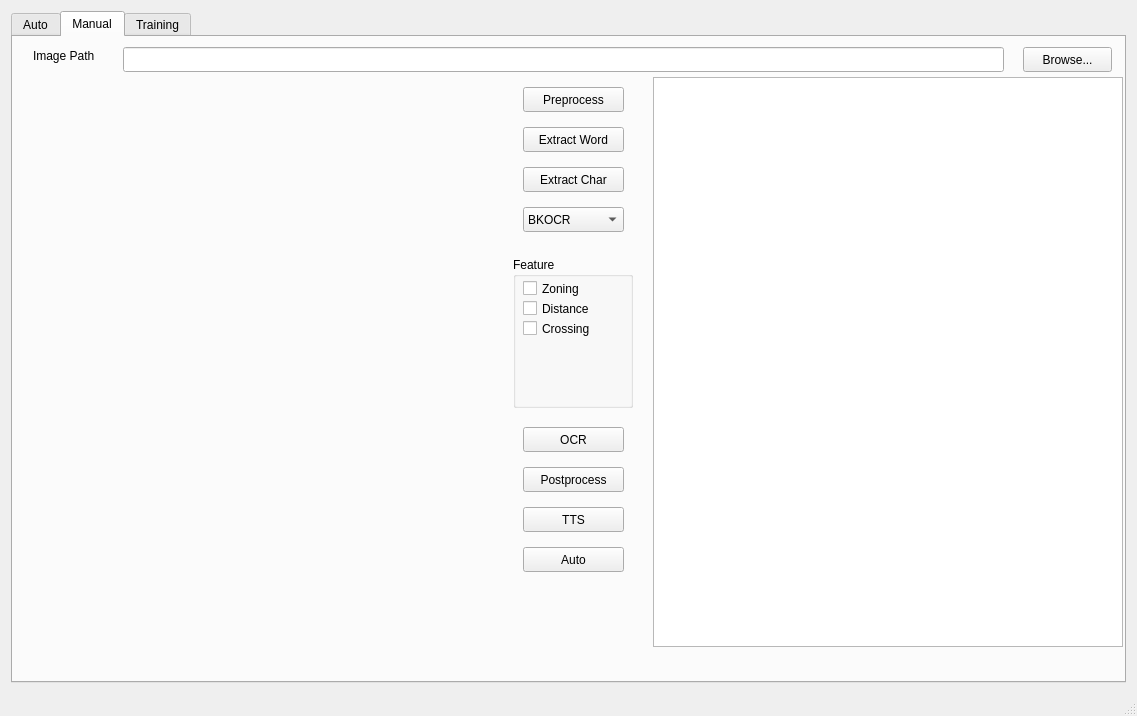
This is VieOCR_Basic_GUI/VieOCR_Basic_GUI/mainwindow.ui in hakuo/mythesis17 as Qt 5 draws it before an edit. The edited form follows.
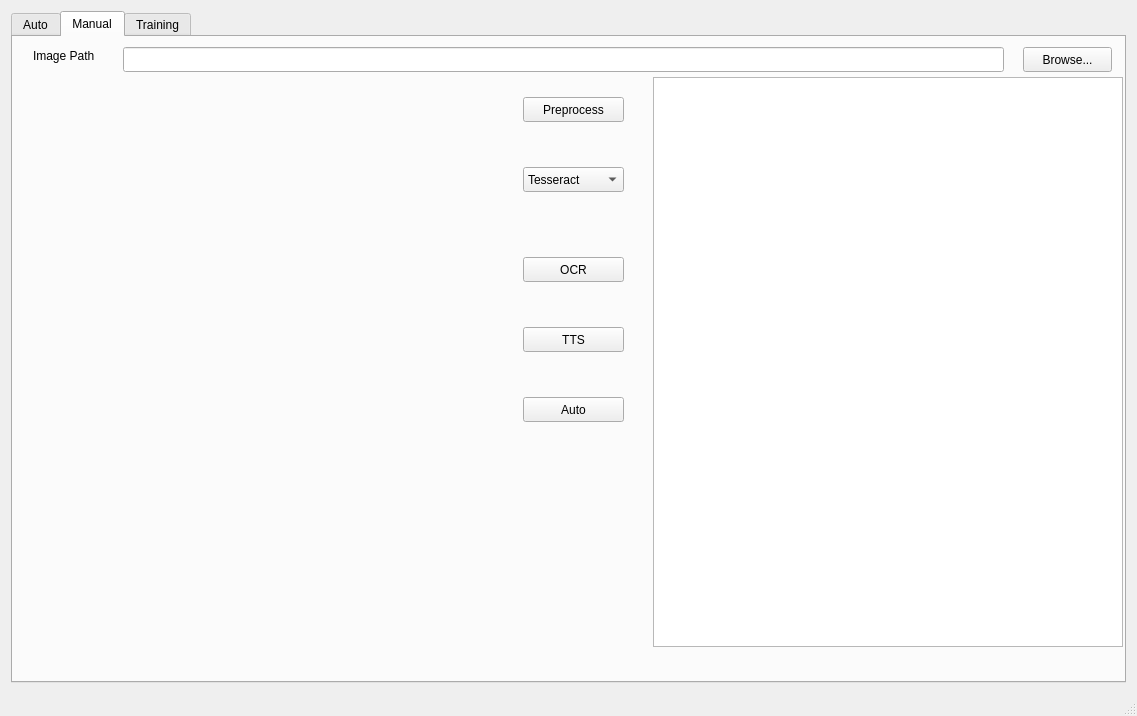
This is the edited form. The open tabs and pages were chosen to show the change. Icons and pictures are not drawn.

```diff
--- a/VieOCR_Basic_GUI/VieOCR_Basic_GUI/mainwindow.ui
+++ b/VieOCR_Basic_GUI/VieOCR_Basic_GUI/mainwindow.ui
@@ -115,37 +115,11 @@
          </rect>
         </property>
        </widget>
-       <widget class="QPushButton" name="extWordButton">
-        <property name="geometry">
-         <rect>
-          <x>510</x>
-          <y>90</y>
-          <width>101</width>
-          <height>25</height>
-         </rect>
-        </property>
-        <property name="text">
-         <string>Extract Word</string>
-        </property>
-       </widget>
-       <widget class="QPushButton" name="extCharButton">
-        <property name="geometry">
-         <rect>
-          <x>510</x>
-          <y>130</y>
-          <width>101</width>
-          <height>25</height>
-         </rect>
-        </property>
-        <property name="text">
-         <string>Extract Char</string>
-        </property>
-       </widget>
        <widget class="QPushButton" name="preprocButton">
         <property name="geometry">
          <rect>
           <x>510</x>
-          <y>50</y>
+          <y>60</y>
           <width>101</width>
           <height>25</height>
          </rect>
@@ -154,72 +128,15 @@
          <string>Preprocess</string>
         </property>
        </widget>
-       <widget class="QGroupBox" name="groupBox">
-        <property name="geometry">
-         <rect>
-          <x>500</x>
-          <y>220</y>
-          <width>120</width>
-          <height>151</height>
-         </rect>
-        </property>
-        <property name="title">
-         <string>Feature</string>
-        </property>
-        <widget class="QCheckBox" name="zoningCheckBox">
-         <property name="geometry">
-          <rect>
-           <x>10</x>
-           <y>20</y>
-           <width>92</width>
-           <height>23</height>
-          </rect>
-         </property>
-         <property name="text">
-          <string>Zoning</string>
-         </property>
-        </widget>
-        <widget class="QCheckBox" name="distanceCheckBox">
-         <property name="geometry">
-          <rect>
-           <x>10</x>
-           <y>40</y>
-           <width>92</width>
-           <height>23</height>
-          </rect>
-         </property>
-         <property name="text">
-          <string>Distance</string>
-         </property>
-        </widget>
-        <widget class="QCheckBox" name="crossingCheckBox">
-         <property name="geometry">
-          <rect>
-           <x>10</x>
-           <y>60</y>
-           <width>92</width>
-           <height>23</height>
-          </rect>
-         </property>
-         <property name="text">
-          <string>Crossing</string>
-         </property>
-        </widget>
-       </widget>
        <widget class="QComboBox" name="comboBox">
         <property name="geometry">
          <rect>
           <x>510</x>
-          <y>170</y>
+          <y>130</y>
           <width>101</width>
           <height>25</height>
          </rect>
         </property>
-        <item>
-         <property name="text">
-          <string>BKOCR</string>
-         </property>
-        </item>
         <item>
          <property name="text">
           <string>Tesseract</string>
@@ -235,7 +152,7 @@
         <property name="geometry">
          <rect>
           <x>510</x>
-          <y>390</y>
+          <y>220</y>
           <width>101</width>
           <height>25</height>
          </rect>
@@ -248,7 +165,7 @@
         <property name="geometry">
          <rect>
           <x>510</x>
-          <y>470</y>
+          <y>290</y>
           <width>101</width>
           <height>25</height>
          </rect>
@@ -261,7 +178,7 @@
         <property name="geometry">
          <rect>
           <x>510</x>
-          <y>510</y>
+          <y>360</y>
           <width>101</width>
           <height>25</height>
          </rect>
@@ -270,19 +187,6 @@
          <string>Auto</string>
         </property>
        </widget>
-       <widget class="QPushButton" name="postprocButton">
-        <property name="geometry">
-         <rect>
-          <x>510</x>
-          <y>430</y>
-          <width>101</width>
-          <height>25</height>
-         </rect>
-        </property>
-        <property name="text">
-         <string>Postprocess</string>
-        </property>
-       </widget>
       </widget>
       <widget class="QWidget" name="tabTraining">
        <attribute name="title">
```
Left out of the diff: 7 changed lines with no effect on the pictures.
